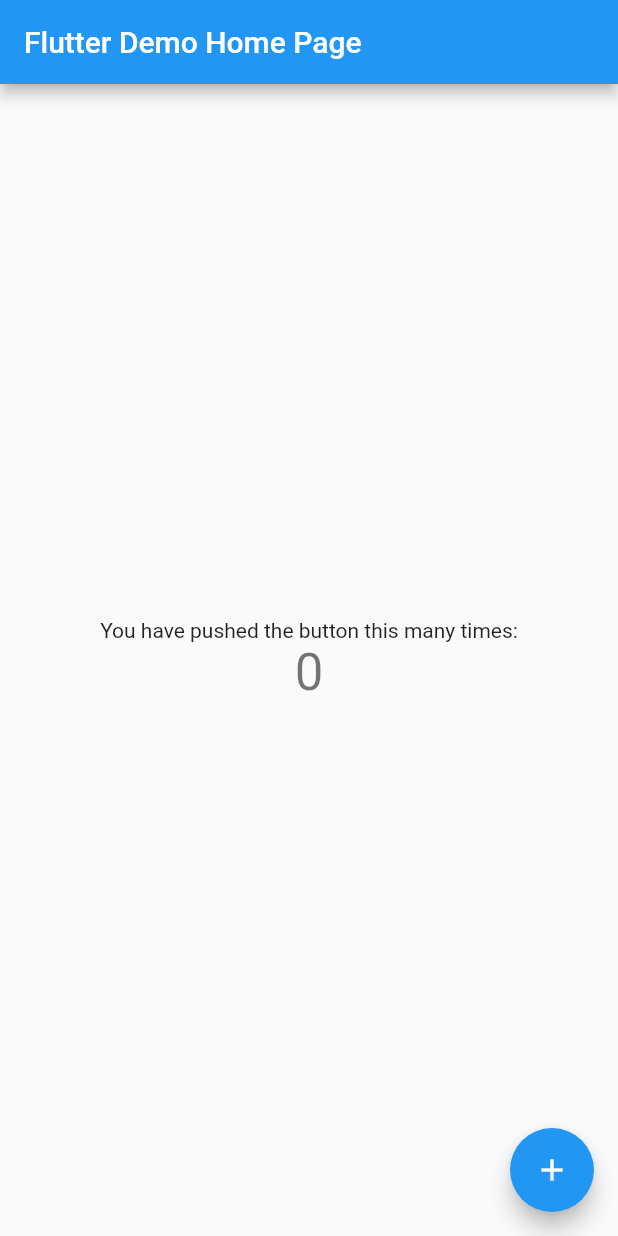
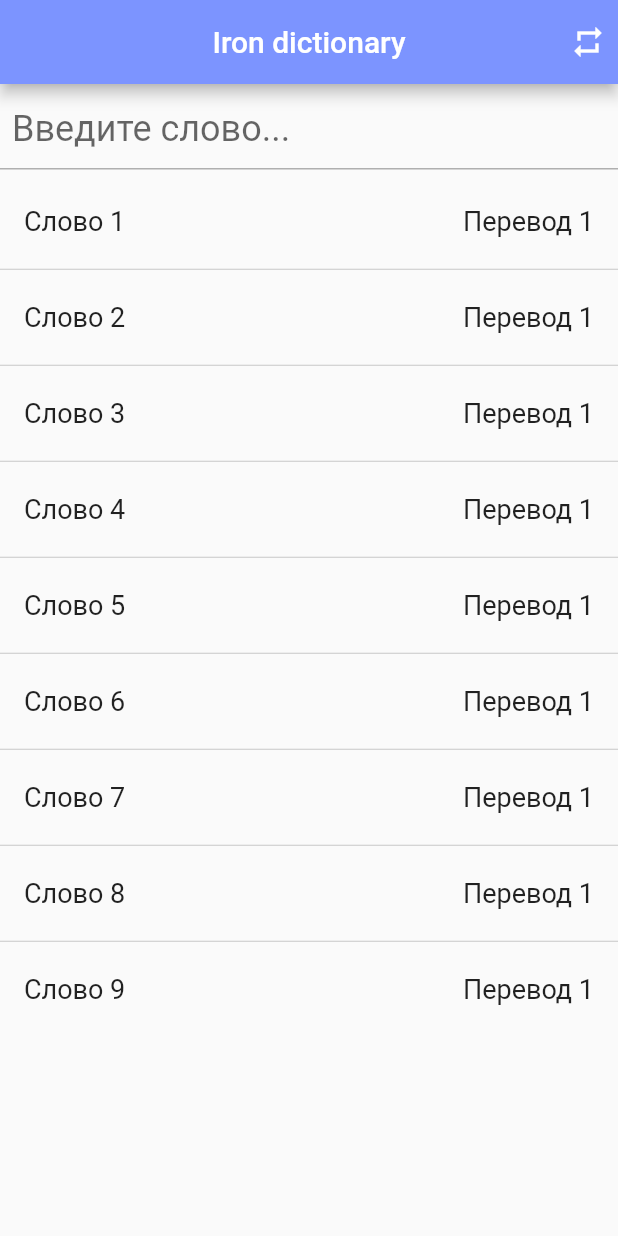
Before and after one commit to ErikBagaev1/iron_dictonary, a Flutter app: the screen it shows after launch, on a phone screen of 412 x 824 dp. Run offline on Flutter 3.47's test engine with Material 2 defaults, Android fonts, the light colour scheme and no system bars.

Commit message:
add primary design

```diff
--- /dev/null
+++ b/lib/home_page/home_page.dart
@@ -0,0 +1,145 @@
+import 'package:flutter/material.dart';
+
+class HomePage extends StatelessWidget {
+  HomePage({super.key});
+
+  Future simpleDialog(BuildContext context) {
+    return showDialog(
+      context: context,
+      builder: (BuildContext context) {
+        return AlertDialog(
+          title: Text('Смена языка'),
+          actions: <Widget>[
+            TextButton(
+              child: const Text(
+                'Ok',
+                style: TextStyle(
+                  color: Color.fromARGB(255, 124, 148, 255),
+                ),
+              ),
+              onPressed: () {
+                Navigator.of(context).pop();
+              },
+            ),
+          ],
+        );
+      },
+    );
+  }
+
+  List<Word> words = [
+    Word('Слово 1', ['Перевод 1', 'Перевод 2'], ['Пример 1', 'Пример 2']),
+    Word('Слово 2', ['Перевод 1', 'Перевод 2'], ['Пример 1', 'Пример 2']),
+    Word('Слово 3', ['Перевод 1', 'Перевод 2'], ['Пример 1', 'Пример 2']),
+    Word('Слово 4', ['Перевод 1', 'Перевод 2'], ['Пример 1', 'Пример 2']),
+    Word('Слово 5', ['Перевод 1', 'Перевод 2'], ['Пример 1', 'Пример 2']),
+    Word('Слово 6', ['Перевод 1', 'Перевод 2'], ['Пример 1', 'Пример 2']),
+    Word('Слово 7', ['Перевод 1', 'Перевод 2'], ['Пример 1', 'Пример 2']),
+    Word('Слово 8', ['Перевод 1', 'Перевод 2'], ['Пример 1', 'Пример 2']),
+    Word('Слово 9', ['Перевод 1', 'Перевод 2'], ['Пример 1', 'Пример 2']),
+  ];
+
+  @override
+  Widget build(BuildContext context) {
+    return Scaffold(
+      appBar: AppBar(
+        backgroundColor: Color.fromARGB(255, 124, 148, 255),
+        centerTitle: true,
+        title: const Text('Iron dictionary'),
+        actions: [
+          InkWell(
+            onTap: () {
+              simpleDialog(context);
+            },
+            child: Container(
+              width: 40,
+              height: 40,
+              decoration: BoxDecoration(borderRadius: BorderRadius.circular(50)),
+              child: Icon(Icons.repeat, color: Colors.white),
+            ),
+          )
+        ],
+      ),
+      body: SafeArea(
+        child: Column(
+          children: [
+            Container(
+              margin: const EdgeInsets.symmetric(vertical: 4),
+              padding: const EdgeInsets.symmetric(horizontal: 8),
+              decoration: const BoxDecoration(
+                border: Border(
+                  bottom: BorderSide(color: Color.fromARGB(255, 175, 175, 175), width: 1),
+                ),
+              ),
+              child: const TextField(
+                cursorColor: Color.fromARGB(255, 124, 148, 255),
+                decoration: InputDecoration(
+                  hintText: 'Введите слово...',
+                  focusedBorder: InputBorder.none,
+                  border: InputBorder.none,
+                ),
+                style: TextStyle(fontSize: 24),
+              ),
+            ),
+            Expanded(
+              child: ListView.separated(
+                shrinkWrap: true,
+                itemCount: words.length,
+                separatorBuilder: (BuildContext context, int index) =>
+                    const Divider(height: 3, color: Color.fromARGB(255, 199, 199, 199)),
+                itemBuilder: (context, index) => WordCard(word: words[index]),
+              ),
+            ),
+          ],
+        ),
+      ),
+    );
+  }
+}
+
+class WordCard extends StatelessWidget {
+  WordCard({super.key, required this.word});
+
+  Word word;
+
+  @override
+  Widget build(BuildContext context) {
+    return InkWell(
+      splashColor: Color.fromARGB(255, 168, 184, 252),
+      highlightColor: Color.fromARGB(255, 221, 227, 255),
+      onTap: () {},
+      child: Container(
+        //color: Colors.red[100],
+        padding: const EdgeInsets.symmetric(vertical: 20, horizontal: 16),
+        child: Row(
+          mainAxisAlignment: MainAxisAlignment.spaceBetween,
+          children: [
+            Expanded(
+              child: Text(
+                word.word,
+                style: TextStyle(fontSize: 18),
+                textAlign: TextAlign.start,
+              ),
+            ),
+            Expanded(
+              child: Text(
+                word.translate[0],
+                style: TextStyle(fontSize: 18),
+                textAlign: TextAlign.end,
+              ),
+            ),
+          ],
+        ),
+      ),
+    );
+  }
+}
+
+class Word {
+  Word(this.word, this.translate, this.example);
+
+  String word;
+  List<String> translate;
+
+  List<String> example;
+}
--- a/lib/main.dart
+++ b/lib/main.dart
@@ -1,4 +1,5 @@
 import 'package:flutter/material.dart';
+import 'package:iron_dictonary/home_page/home_page.dart';
 
 void main() {
   runApp(const MyApp());
@@ -7,109 +8,14 @@
 class MyApp extends StatelessWidget {
   const MyApp({super.key});
 
-  // This widget is the root of your application.
   @override
   Widget build(BuildContext context) {
     return MaterialApp(
       title: 'Flutter Demo',
       theme: ThemeData(
-        // This is the theme of your application.
-        //
-        // Try running your application with "flutter run". You'll see the
-        // application has a blue toolbar. Then, without quitting the app, try
-        // changing the primarySwatch below to Colors.green and then invoke
-        // "hot reload" (press "r" in the console where you ran "flutter run",
-        // or simply save your changes to "hot reload" in a Flutter IDE).
-        // Notice that the counter didn't reset back to zero; the application
-        // is not restarted.
         primarySwatch: Colors.blue,
       ),
-      home: const MyHomePage(title: 'Flutter Demo Home Page'),
+      home: HomePage(),
     );
   }
 }
-
-class MyHomePage extends StatefulWidget {
-  const MyHomePage({super.key, required this.title});
-
-  // This widget is the home page of your application. It is stateful, meaning
-  // that it has a State object (defined below) that contains fields that affect
-  // how it looks.
-
-  // This class is the configuration for the state. It holds the values (in this
-  // case the title) provided by the parent (in this case the App widget) and
-  // used by the build method of the State. Fields in a Widget subclass are
-  // always marked "final".
-
-  final String title;
-
-  @override
-  State<MyHomePage> createState() => _MyHomePageState();
-}
-
-class _MyHomePageState extends State<MyHomePage> {
-  int _counter = 0;
-
-  void _incrementCounter() {
-    setState(() {
-      // This call to setState tells the Flutter framework that something has
-      // changed in this State, which causes it to rerun the build method below
-      // so that the display can reflect the updated values. If we changed
-      // _counter without calling setState(), then the build method would not be
-      // called again, and so nothing would appear to happen.
-      _counter++;
-    });
-  }
-
-  @override
-  Widget build(BuildContext context) {
-    // This method is rerun every time setState is called, for instance as done
-    // by the _incrementCounter method above.
-    //
-    // The Flutter framework has been optimized to make rerunning build methods
-    // fast, so that you can just rebuild anything that needs updating rather
-    // than having to individually change instances of widgets.
-    return Scaffold(
-      appBar: AppBar(
-        // Here we take the value from the MyHomePage object that was created by
-        // the App.build method, and use it to set our appbar title.
-        title: Text(widget.title),
-      ),
-      body: Center(
-        // Center is a layout widget. It takes a single child and positions it
-        // in the middle of the parent.
-        child: Column(
-          // Column is also a layout widget. It takes a list of children and
-          // arranges them vertically. By default, it sizes itself to fit its
-          // children horizontally, and tries to be as tall as its parent.
-          //
-          // Invoke "debug painting" (press "p" in the console, choose the
-          // "Toggle Debug Paint" action from the Flutter Inspector in Android
-          // Studio, or the "Toggle Debug Paint" command in Visual Studio Code)
-          // to see the wireframe for each widget.
-          //
-          // Column has various properties to control how it sizes itself and
-          // how it positions its children. Here we use mainAxisAlignment to
-          // center the children vertically; the main axis here is the vertical
-          // axis because Columns are vertical (the cross axis would be
-          // horizontal).
-          mainAxisAlignment: MainAxisAlignment.center,
-          children: <Widget>[
-            const Text(
-              'You have pushed the button this many times:',
-            ),
-            Text(
-              '$_counter',
-              style: Theme.of(context).textTheme.headline4,
-            ),
-          ],
-        ),
-      ),
-      floatingActionButton: FloatingActionButton(
-        onPressed: _incrementCounter,
-        tooltip: 'Increment',
-        child: const Icon(Icons.add),
-      ), // This trailing comma makes auto-formatting nicer for build methods.
-    );
-  }
-}
--- a/pubspec.yaml
+++ b/pubspec.yaml
@@ -36,6 +36,7 @@
   # The following adds the Cupertino Icons font to your application.
   # Use with the CupertinoIcons class for iOS style icons.
   cupertino_icons: ^1.0.2
+  flutter_svg: ^1.1.6
 
 dev_dependencies:
   flutter_test:
```
Also changed, not shown: lib/provider/search_settings_provider.dart (added), pubspec.lock.
